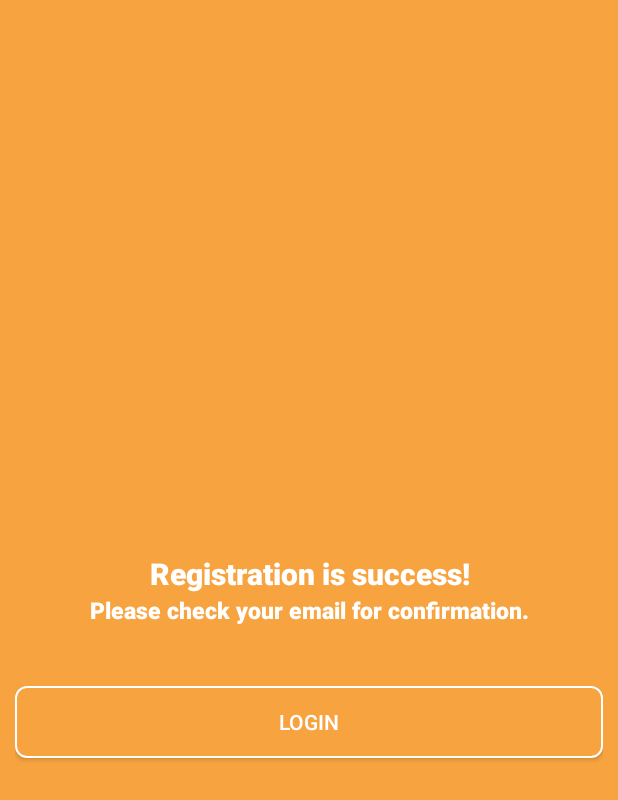
After one commit to pomadgw/PPLA3, an Android app: the layout activity_confirmation.xml on its own in the app's theme, with its tools: preview values and no code run, on a phone screen of 412 x 824 dp. The commit adds this screen. Shown: the top 800 px of the screen. Run offline under Robolectric (Android 15) with nearby library versions, the phone set to English and light mode, and no system bars.

Commit message:
Menambah activity_confirmation.xml
Untuk memberitahukan user agar cek email sebelum login

```diff
--- /dev/null
+++ b/app/app/src/main/res/layout/activity_confirmation.xml
@@ -0,0 +1,41 @@
+<?xml version="1.0" encoding="utf-8"?>
+<LinearLayout xmlns:android="http://schemas.android.com/apk/res/android"
+    android:layout_width="fill_parent"
+    android:layout_height="fill_parent"
+    android:background="@color/primary"
+    android:gravity="center"
+    android:orientation="vertical"
+    android:padding="10dp">
+
+    <TextView
+        android:layout_width="fill_parent"
+        android:layout_height="wrap_content"
+        android:textAlignment="center"
+        android:text="Registration is success!"
+        android:textColor="#ffffff"
+        android:textSize="20sp"
+        android:layout_marginTop="50dp"
+        android:gravity="center_horizontal"
+        android:fontFamily="sans-serif-medium"
+        android:textStyle="bold"/>
+    <TextView
+        android:layout_width="fill_parent"
+        android:layout_height="wrap_content"
+        android:textAlignment="center"
+        android:text="Please check your email for confirmation."
+        android:textColor="#ffffff"
+        android:layout_marginBottom="20dp"
+        android:textSize="15sp"
+        android:gravity="center_horizontal"
+        android:fontFamily="sans-serif-medium"
+        android:textStyle="bold"/>
+    <Button
+        android:id="@+id/btnLogin"
+        android:layout_width="fill_parent"
+        android:layout_height="wrap_content"
+        android:layout_marginTop="20dip"
+        android:background="@drawable/btn_login"
+        android:text="@string/btn_login"
+        android:textColor="#ffffff" />
+
+</LinearLayout>
--- a/app/app/src/main/res/layout/activity_contact.xml
+++ b/app/app/src/main/res/layout/activity_contact.xml
@@ -126,7 +126,6 @@
             android:id="@+id/btnRegister"
             android:layout_width="fill_parent"
             android:layout_height="wrap_content"
-            android:layout_marginTop="20dip"
             android:background="@drawable/btn_register"
             android:text="Proceed"
             android:textColor="#ffffff"
```
